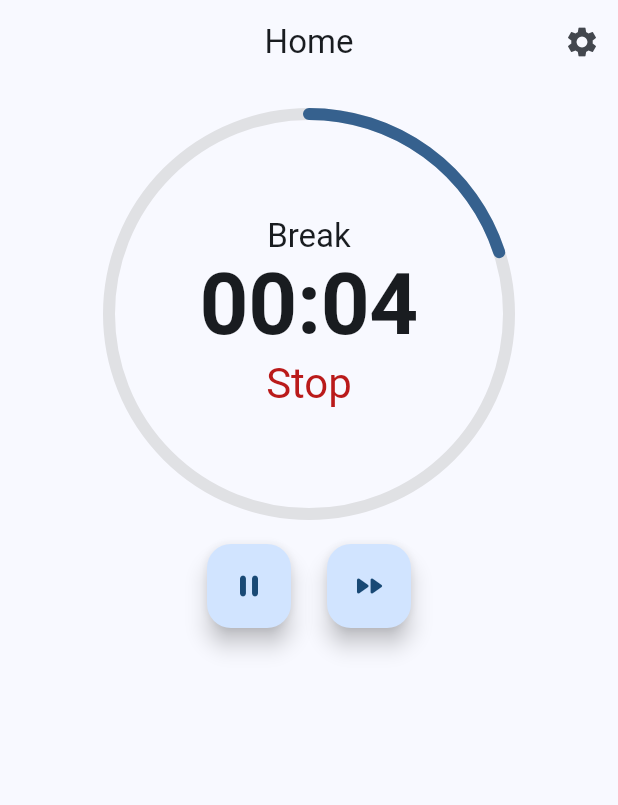
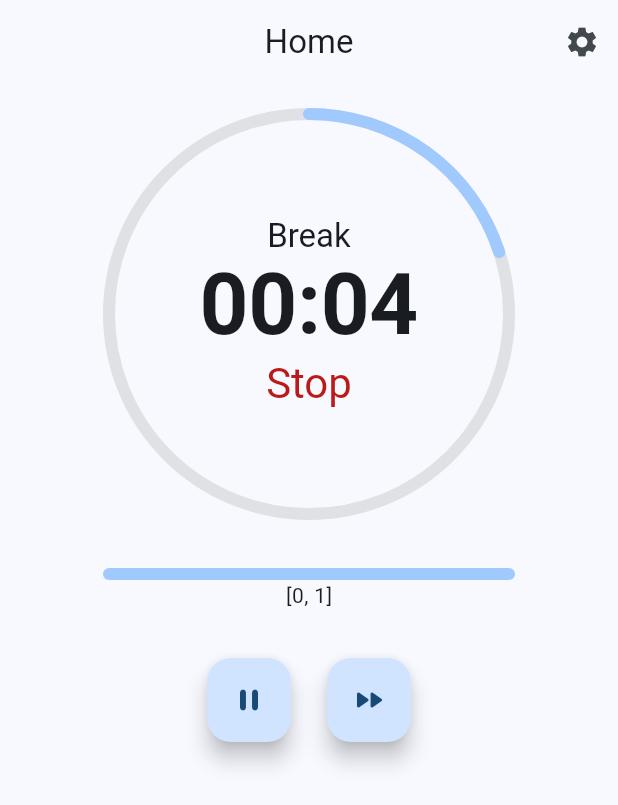
Before and after one commit to victorers1/pomodoro-app-flutter, a Flutter app: the screen it shows after launch, after a tap on the "fast forward" icon, after a tap on the "play arrow" icon, on a phone screen of 412 x 824 dp. Shown: the top 805 px of the screen. Run offline on Flutter 3.47's test engine with Material 3 defaults, Android fonts, the phone set to English and light mode, and no system bars; drawn by our look-alikes of dynamic_color; our stand-ins replace package_info_plus, shared_preferences; generated files the repository leaves out were written again.

Commit message:
adds multicolor progress bar

```diff
--- a/lib/features/home/home_controller.dart
+++ b/lib/features/home/home_controller.dart
@@ -5,11 +5,14 @@ import 'package:pomodoro/features/timer/timer_service.dart';
 class HomeController with ChangeNotifier {
   HomeController(this._timerService) {
     _timerService.addCountListener(notifyListeners);
+    _timerService.addCountListener(advanceMultiColorTimer);
     _timerService.addTimerCompleteListener(toggleTimerMode);
     _timerService.addTimerCompleteListener(notifyListeners);
   }
 
   var timerMode = TimerMode.pomodoro;
+
+  final List<int> multiColorBarProgress = [0];
 
   final TimerService _timerService;
 
@@ -46,6 +49,16 @@ class HomeController with ChangeNotifier {
     timerMode = (timerMode == TimerMode.pomodoro)
         ? TimerMode.shortBreak
         : TimerMode.pomodoro;
+
+    addStepToMultiColorTimer();
     notifyListeners();
   }
+
+  void advanceMultiColorTimer() {
+    multiColorBarProgress.last++;
+  }
+
+  void addStepToMultiColorTimer() {
+    multiColorBarProgress.add(0);
+  }
 }
--- a/lib/features/home/home_page.dart
+++ b/lib/features/home/home_page.dart
@@ -4,6 +4,7 @@ import 'package:pomodoro/enums/timer_mode_enum.dart';
 import 'package:pomodoro/extensions/string_extensions.dart';
 import 'package:pomodoro/features/home/home_controller.dart';
 import 'package:pomodoro/features/home/settings_icon_widget.dart';
+import 'package:pomodoro/features/timer/multicolor_progress_bar_widget.dart';
 import 'package:pomodoro/features/timer/timer_progress_indicator_widget.dart';
 import 'package:pomodoro/theme/sizes.dart';
 
@@ -19,6 +20,8 @@ class HomePage extends StatelessWidget {
 
   @override
   Widget build(BuildContext context) {
+    final homePageWidth = MediaQuery.of(context).size.width / 1.5;
+
     final nextTimerMode = controller.timerMode == TimerMode.pomodoro
         ? AppLocalizations.of(context)!.breakTimer
         : AppLocalizations.of(context)!.appTitle;
@@ -38,6 +41,9 @@ class HomePage extends StatelessWidget {
           ),
           body: Padding(
             padding: const EdgeInsets.all(Sizes.size16),
+            child: Center(
+              child: SizedBox(
+                width: homePageWidth,
                 child: Column(
                   crossAxisAlignment: CrossAxisAlignment.stretch,
                   children: [
@@ -49,35 +55,40 @@ class HomePage extends StatelessWidget {
                         timerMode: controller.timerMode,
                       ),
                     ),
-                const SizedBox(height: Sizes.size16),
+                    Center(
+                      child: Padding(
+                        padding: const EdgeInsets.symmetric(
+                          vertical: Sizes.size32,
+                        ),
+                        child: MulticolorProgressBarWidget(
+                          progresses: controller.multiColorBarProgress,
+                        ),
+                      ),
+                    ),
                     Row(
                       children: [
                         const Spacer(),
                         controller.isTimerCounting
                             ? FloatingActionButton(
                                 heroTag: null,
-                            tooltip: AppLocalizations.of(context)!.pauseTimer,
+                                tooltip:
+                                    AppLocalizations.of(context)!.pauseTimer,
                                 onPressed: controller.resumeTimer,
-                            child: const Icon(
-                              Icons.pause_rounded,
-                            ),
+                                child: const Icon(Icons.pause_rounded),
                               )
                             : FloatingActionButton(
                                 heroTag: null,
-                            tooltip: AppLocalizations.of(context)!.startTimer,
+                                tooltip:
+                                    AppLocalizations.of(context)!.startTimer,
                                 onPressed: controller.resumeTimer,
-                            child: const Icon(
-                              Icons.play_arrow_rounded,
-                            ),
+                                child: const Icon(Icons.play_arrow_rounded),
                               ),
                         const SizedBox(width: Sizes.size24),
                         FloatingActionButton(
                           heroTag: null,
                           tooltip: nextTimerButtonLabel,
                           onPressed: controller.toggleTimerMode,
-                      child: const Icon(
-                        Icons.fast_forward_rounded,
-                      ),
+                          child: const Icon(Icons.fast_forward_rounded),
                         ),
                         const Spacer(),
                       ],
@@ -85,6 +96,8 @@ class HomePage extends StatelessWidget {
                   ],
                 ),
               ),
+            ),
+          ),
         );
       },
     );
--- /dev/null
+++ b/lib/features/timer/multicolor_progress_bar_widget.dart
@@ -0,0 +1,40 @@
+import 'package:flutter/material.dart';
+import 'package:pomodoro/theme/sizes.dart';
+
+class MulticolorProgressBarWidget extends StatelessWidget {
+  const MulticolorProgressBarWidget({
+    super.key,
+    required this.progresses,
+  });
+
+  final List<int> progresses;
+
+  @override
+  Widget build(BuildContext context) {
+    final timerColor = Theme.of(context).colorScheme.primary;
+    final breakColor = Theme.of(context).colorScheme.inversePrimary;
+
+    return Column(
+      children: [
+        SizedBox(
+          height: Sizes.size8,
+          child: ClipRRect(
+            borderRadius: BorderRadius.circular(Sizes.size8),
+            child: Row(
+              children: List.generate(
+                progresses.length,
+                (index) => Flexible(
+                  flex: progresses[index],
+                  child: Container(
+                    color: index % 2 == 0 ? timerColor : breakColor,
+                  ),
+                ),
+              ),
+            ),
+          ),
+        ),
+        Text(progresses.toString()),
+      ],
+    );
+  }
+}
--- a/lib/features/timer/timer_progress_indicator_widget.dart
+++ b/lib/features/timer/timer_progress_indicator_widget.dart
@@ -31,6 +31,9 @@ class TimerProgressIndicatorWidget extends StatelessWidget {
         ? AppLocalizations.of(context)!.breakTimer.capitalize
         : AppLocalizations.of(context)!.appTitle.capitalize;
 
+    final pomodoroColor = Theme.of(context).colorScheme.primary;
+    final breakColor = Theme.of(context).colorScheme.inversePrimary;
+
     return Container(
       constraints: BoxConstraints.tight(progressIndicatorSize),
       width: halfScreenWidth,
@@ -42,7 +45,7 @@ class TimerProgressIndicatorWidget extends StatelessWidget {
             value: progressValue,
             strokeCap: StrokeCap.round,
             backgroundColor: Theme.of(context).highlightColor,
-            color: Theme.of(context).colorScheme.primary,
+            color: timerMode == TimerMode.pomodoro ? pomodoroColor : breakColor,
             strokeWidth: Sizes.size8,
             strokeAlign: BorderSide.strokeAlignInside,
             semanticsLabel:
--- a/lib/features/timer/timer_service.dart
+++ b/lib/features/timer/timer_service.dart
@@ -4,19 +4,24 @@ import 'package:flutter/services.dart';
 import 'package:pomodoro/features/timer/time_entity.dart';
 
 class TimerService {
-  double remainingSeconds = double.infinity;
-  double totalSeconds = double.infinity;
+  double _remainingSeconds = double.infinity;
+  double _totalSeconds = double.infinity;
 
+  /// Functions called when the counter advances one time unit. The first call
+  /// is at after the first second.
   final List<VoidCallback> _countListeners = [];
   Timer? _timer;
+
+  /// Functions called when the timer reaches zero seconds
   final List<VoidCallback> _timerCompleteListeners = [];
 
   bool get isCounting => _timer?.isActive ?? false;
 
   String get formattedTime => TimeEntity(
         minutes: 0,
-        seconds:
-            remainingSeconds == double.infinity ? 0 : remainingSeconds.toInt(),
+        seconds: _remainingSeconds == double.infinity
+            ? 0
+            : _remainingSeconds.toInt(),
       ).toString();
 
   /// [progress] is a number in the interval [0,1].
@@ -25,7 +30,7 @@ class TimerService {
   double get progress {
     var result = double.infinity;
     try {
-      result = (totalSeconds - remainingSeconds) / totalSeconds;
+      result = (_totalSeconds - _remainingSeconds) / _totalSeconds;
     } on UnsupportedError {
       result = 1;
     }
@@ -38,11 +43,10 @@ class TimerService {
   }
 
   void startTimer() {
-    totalSeconds = remainingSeconds = const Duration(
+    _totalSeconds = _remainingSeconds = const Duration(
       seconds: 5,
     ).inSeconds.toDouble();
 
-    _notifyCountListeners();
     setDecrementingTimer();
   }
 
@@ -52,7 +56,7 @@ class TimerService {
 
   void setDecrementingTimer() {
     _timer = Timer.periodic(const Duration(seconds: 1), (Timer t) {
-      remainingSeconds--;
+      _remainingSeconds--;
       _notifyCountListeners();
 
       if (_countFinished) {
@@ -65,8 +69,8 @@ class TimerService {
   void resetTimeCounter() {
     _timer?.cancel();
     _timer = null;
-    remainingSeconds = double.infinity;
-    totalSeconds = double.infinity;
+    _remainingSeconds = double.infinity;
+    _totalSeconds = double.infinity;
   }
 
   void addCountListener(VoidCallback f) {
@@ -82,7 +86,7 @@ class TimerService {
     _timerCompleteListeners.clear();
   }
 
-  bool get _countFinished => remainingSeconds == 0;
+  bool get _countFinished => _remainingSeconds == 0;
 
   void _notifyCountListeners() {
     for (final l in _countListeners) {
```
Also changed, not shown: 2 other files. Lines whose indentation alone changed are shown as unchanged.
